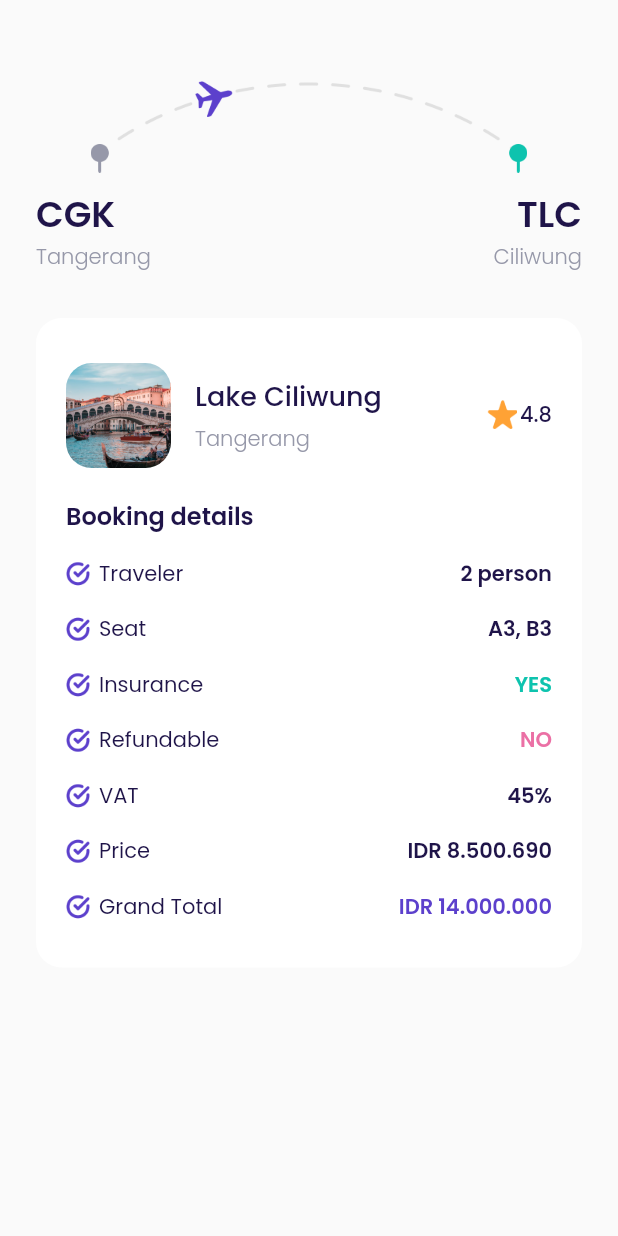
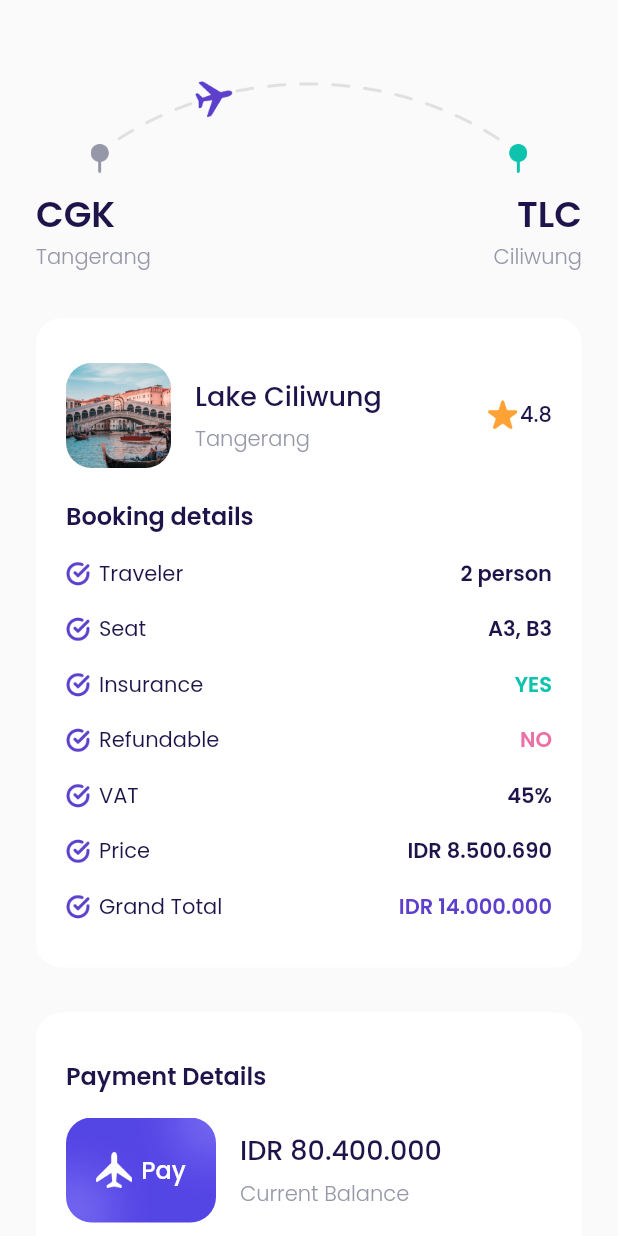
Before and after one commit to gitriant/airplane, a Flutter app: the CheckoutPage screen opened directly, on a phone screen of 412 x 824 dp. Run offline on Flutter 3.47's test engine with Material 2 defaults, Android fonts, the phone set to English and light mode, and no system bars; our stand-ins replace google_fonts.

Commit message:
checkout page payment details & buttons

```diff
--- a/lib/ui/pages/checkout_page.dart
+++ b/lib/ui/pages/checkout_page.dart
@@ -1,5 +1,6 @@
 import 'package:airplane/shared/theme.dart';
 import 'package:airplane/ui/widgets/booking_details_item.dart';
+import 'package:airplane/ui/widgets/custom_button.dart';
 import 'package:flutter/material.dart';
 
 class CheckoutPage extends StatelessWidget {
@@ -152,11 +153,117 @@ class CheckoutPage extends StatelessWidget {
       );
     }
 
+    Widget paymentDetails() {
+      return Container(
+        margin: EdgeInsets.only(top: 30),
+        padding: EdgeInsets.symmetric(horizontal: 20, vertical: 30),
+        decoration: BoxDecoration(
+            borderRadius: BorderRadius.circular(defaultRadius),
+            color: kWhiteColor),
+        child: Column(
+          crossAxisAlignment: CrossAxisAlignment.start,
+          children: [
+            Text(
+              'Payment Details',
+              style:
+                  blackTextStyle.copyWith(fontSize: 16, fontWeight: semiBold),
+            ),
+            Container(
+              margin: EdgeInsets.only(top: 16),
+              child: Row(
+                children: [
+                  Container(
+                    width: 100,
+                    height: 70,
+                    margin: EdgeInsets.only(right: 16),
+                    decoration: BoxDecoration(
+                        borderRadius: BorderRadius.circular(defaultRadius),
+                        image: DecorationImage(
+                            fit: BoxFit.cover,
+                            image: AssetImage('assets/image_card.png'))),
+                    child: Center(
+                      child: Row(
+                        mainAxisAlignment: MainAxisAlignment.center,
+                        children: [
+                          Container(
+                            width: 24,
+                            height: 24,
+                            margin: EdgeInsets.only(right: 6),
+                            decoration: BoxDecoration(
+                                image: DecorationImage(
+                                    image:
+                                        AssetImage('assets/icon_plane.png'))),
+                          ),
+                          Text(
+                            'Pay',
+                            style: whiteTextStyle.copyWith(
+                                fontSize: 16, fontWeight: medium),
+                          )
+                        ],
+                      ),
+                    ),
+                  ),
+                  Expanded(
+                    child: Column(
+                      crossAxisAlignment: CrossAxisAlignment.start,
+                      children: [
+                        Text(
+                          'IDR 80.400.000',
+                          style: blackTextStyle.copyWith(
+                              fontSize: 18, fontWeight: medium),
+                          overflow: TextOverflow.ellipsis,
+                        ),
+                        SizedBox(
+                          height: 5,
+                        ),
+                        Text(
+                          'Current Balance',
+                          style: greyTextStyle.copyWith(fontWeight: light),
+                        )
+                      ],
+                    ),
+                  )
+                ],
+              ),
+            )
+          ],
+        ),
+      );
+    }
+
+    Widget payButton() {
+      return CustomButton(
+          title: 'Pay Now',
+          onPressed: () {},
+          width: double.infinity,
+          margin: EdgeInsets.only(top: 30));
+    }
+
+    Widget tacButton() {
+      return Container(
+        alignment: Alignment.center,
+        margin: EdgeInsets.only(top: 30, bottom: 30),
+        child: Text(
+          'Terms and Conditions',
+          style: greyTextStyle.copyWith(
+              fontSize: 16,
+              fontWeight: light,
+              decoration: TextDecoration.underline),
+        ),
+      );
+    }
+
     return Scaffold(
       backgroundColor: kBackgroundColor,
       body: ListView(
           padding: EdgeInsets.symmetric(horizontal: defaultMargin),
-          children: [route(), bookingDetails()]),
+          children: [
+            route(),
+            bookingDetails(),
+            paymentDetails(),
+            payButton(),
+            tacButton()
+          ]),
     );
   }
 }
```
